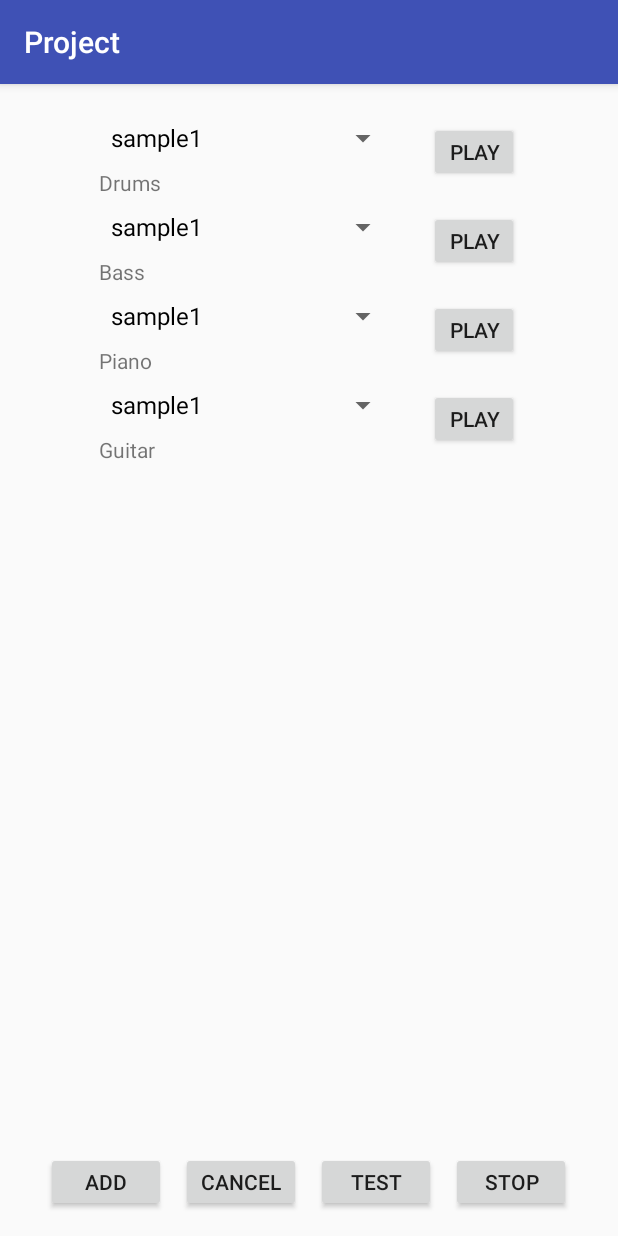
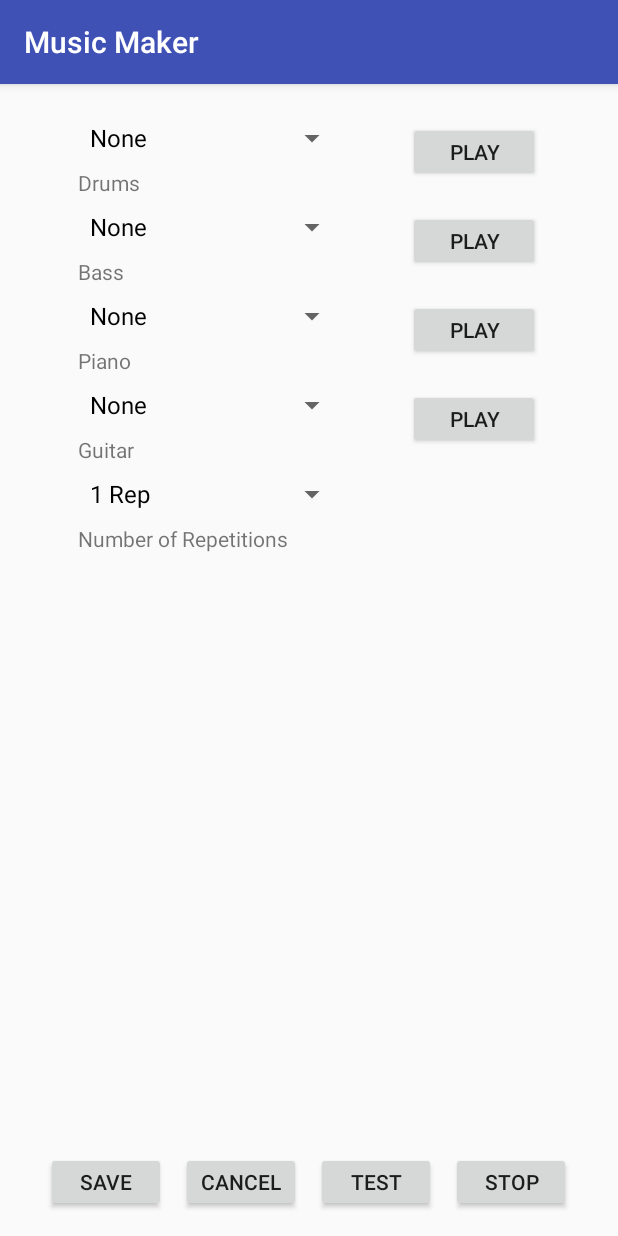
Before and after one commit to elcodyloco/cs246_MusicPlayer, an Android app: the Compose screen opened directly, with no data from a screen before it, on a phone screen of 412 x 824 dp. Run offline under Robolectric (Android 15) with nearby library versions, the light colour scheme and no system bars.

Commit message:
UI works for new set and edit set

```diff
--- a/app/src/main/java/com/marksinventions/project/Compose.java
+++ b/app/src/main/java/com/marksinventions/project/Compose.java
@@ -2,27 +2,37 @@
 
 package com.marksinventions.project;
 
-import android.app.Activity;
-import android.media.MediaPlayer;
+import android.content.Intent;
+import android.os.Bundle;
 import android.support.v7.app.AppCompatActivity;
-import android.os.Bundle;
 import android.view.View;
-import android.widget.LinearLayout;
-import android.widget.Spinner;
+import android.widget.AdapterView;
 import android.widget.ArrayAdapter;
 import android.widget.Button;
+import android.widget.Spinner;
 
-import java.util.List;
-import java.util.ArrayList;
+import static com.marksinventions.project.MainActivity.setsList;
 
 public class Compose extends AppCompatActivity {
+    final String ARRAY = "Array size: ";
 
+    boolean edit = false;
+    int currentSet; // holds int resource for the music files
+    int resDrums; // holds int resource for the selected music file
+    int resBass;
+    int resGuitar;
+    int resPiano;
+    int resReps;
+    int posDrums; // holds the selected int position of the spinner
+    int posBass;
+    int posGuitar;
+    int posPiano;
     Button bPlay;
-
     Spinner sGuitar;
     Spinner sBass;
     Spinner sDrums;
     Spinner sPiano;
+    Spinner sReps;
 
     @Override
     protected void onCreate(Bundle savedInstanceState) {
@@ -42,22 +52,196 @@ public class Compose extends AppCompatActivity {
         sBass = (Spinner) findViewById(R.id.bassSpinner);
         sDrums = (Spinner) findViewById(R.id.drumSpinner);
         sPiano = (Spinner) findViewById(R.id.pianoSpinner);
+        sReps = (Spinner) findViewById(R.id.repsSpinner);
 
         ArrayAdapter gAdapter = ArrayAdapter.createFromResource(this, R.array.spinner_guitar, android.R.layout.simple_spinner_dropdown_item);
         gAdapter.setDropDownViewResource(android.R.layout.simple_spinner_dropdown_item);
         sGuitar.setAdapter(gAdapter);
+        sGuitar.setOnItemSelectedListener(new AdapterView.OnItemSelectedListener() {
+
+            @Override
+            public void onItemSelected(AdapterView<?> parent, View view, int position, long id) {
+                switch (position) {
+                    case 0:
+                        resGuitar = -1;
+                        posGuitar = 0;
+                        break;
+                    case 1:
+                        resGuitar = R.raw.ambiant_b_maj;
+                        posGuitar = 1;
+                        break;
+                    case 2:
+                        resGuitar = R.raw.ambiant_e_maj;
+                        posGuitar = 2;
+                }
+
+            }
+
+            @Override
+            public void onNothingSelected(AdapterView<?> parent) {
+
+            }
+        });
 
         ArrayAdapter bAdapter = ArrayAdapter.createFromResource(this, R.array.spinner_bass, android.R.layout.simple_spinner_dropdown_item);
         gAdapter.setDropDownViewResource(android.R.layout.simple_spinner_dropdown_item);
         sBass.setAdapter(bAdapter);
+        sBass.setOnItemSelectedListener(new AdapterView.OnItemSelectedListener() {
+            @Override
+            public void onItemSelected(AdapterView<?> parent, View view, int position, long id) {
+                switch (position) {
+                    case 0:
+                        resBass = -1;
+                        posBass = 0;
+                        break;
+                    case 1:
+                        resBass = R.raw.bass_low_e_octaves;
+                        posBass = 1;
+                        break;
+                    case 2:
+                        resBass = R.raw.bass_high_e_4_4;
+                        posBass = 2;
+                        break;
+                }
+            }
+
+            @Override
+            public void onNothingSelected(AdapterView<?> parent) {
+
+            }
+        });
 
         ArrayAdapter dAdapter = ArrayAdapter.createFromResource(this, R.array.spinner_drums, android.R.layout.simple_spinner_dropdown_item);
         gAdapter.setDropDownViewResource(android.R.layout.simple_spinner_dropdown_item);
         sDrums.setAdapter(dAdapter);
+        sDrums.setOnItemSelectedListener(new AdapterView.OnItemSelectedListener() {
+            @Override
+            public void onItemSelected(AdapterView<?> parent, View view, int position, long id) {
+                switch (position) {
+                    case 0:
+                        resDrums = -1;
+                        posDrums = 0;
+                        break;
+                    case 1:
+                        resDrums = R.raw.drum_bongo_4_4_120;
+                        posDrums = 1;
+                        break;
+                    case 2:
+                        resDrums = R.raw.drum_standard_4_4_120;
+                        posDrums = 2;
+                        break;
+
+                }
+            }
+
+            @Override
+            public void onNothingSelected(AdapterView<?> parent) {
+
+            }
+        });
 
         ArrayAdapter pAdapter = ArrayAdapter.createFromResource(this, R.array.spinner_piano, android.R.layout.simple_spinner_dropdown_item);
         gAdapter.setDropDownViewResource(android.R.layout.simple_spinner_dropdown_item);
         sPiano.setAdapter(pAdapter);
+        sPiano.setOnItemSelectedListener(new AdapterView.OnItemSelectedListener() {
+            @Override
+            public void onItemSelected(AdapterView<?> parent, View view, int position, long id) {
+                switch (position) {
+                    case 0:
+                        resPiano = -1;
+                        posPiano = 0;
+                        break;
+                    case 1:
+                        resPiano = R.raw.piano_chords_e_maj;
+                        posPiano = 1;
+                        break;
+                    case 2:
+                        resPiano = R.raw.piano_synth_beat_e;
+                        posPiano = 2;
+                        break;
+                }
+            }
+
+            @Override
+            public void onNothingSelected(AdapterView<?> parent) {
+
+            }
+        });
+
+        ArrayAdapter rAdapter = ArrayAdapter.createFromResource(this, R.array.spinner_reps, android.R.layout.simple_spinner_dropdown_item);
+        rAdapter.setDropDownViewResource(android.R.layout.simple_spinner_dropdown_item);
+        sReps.setAdapter(rAdapter);
+        sReps.setOnItemSelectedListener(new AdapterView.OnItemSelectedListener() {
+            @Override
+            public void onItemSelected(AdapterView<?> parent, View view, int position, long id) {
+                resReps = position + 1;
+            }
+
+            @Override
+            public void onNothingSelected(AdapterView<?> parent) {
+
+            }
+        });
+
+        Intent intent = getIntent();
+        if (intent.getExtras() != null) { // check if this is an edit, not a new set
+            int currentSet = intent.getIntExtra("index", 0); // find the set to be edited
+            edit = intent.getBooleanExtra("index", true); // set edit to true so save() will not create a new set
+            Set tempSet = setsList.get(currentSet); // create a copy of the current set
+            sBass.setSelection(tempSet.getB_Pos());// set the spinners to the values from the current set
+            sDrums.setSelection(tempSet.getD_Pos());
+            sGuitar.setSelection(tempSet.getG_Pos());
+            sPiano.setSelection(tempSet.getP_Pos());
+            sReps.setSelection(tempSet.getReps() - 1);
+        }
+
+    }// end of onCreate
+
+    public void drums(View view) {
+    }
+
+    public void bass(View view) {
+    }
+
+    public void piano(View view) {
+    }
+
+    public void guitar(View view) {
+    }
+
+    public void save(View view) {
+        Set tempSet;
+        if (edit == false) { // new set. create set, add it to the arrayList and set it as the current set.
+            tempSet = new Set();
+            setsList.add(tempSet);
+            currentSet = setsList.size() - 1;
+        }
+        tempSet = MainActivity.setsList.get(currentSet); // create a copy of the current set
+
+        tempSet.setDrums(resDrums); // set all the values
+        tempSet.setD_pos(posDrums);
+        tempSet.setBass(resBass);
+        tempSet.setB_Pos(posBass);
+        tempSet.setGuitar(resGuitar);
+        tempSet.setG_Pos(posGuitar);
+        tempSet.setPiano(resPiano);
+        tempSet.setP_Pos(posPiano);
+        tempSet.setReps(resReps);
+
+        setsList.set(currentSet, tempSet); // replace the current set with tempSet
+
+        Intent intent = new Intent(this, MainActivity.class); // go back to main
+        intent.setFlags(Intent.FLAG_ACTIVITY_CLEAR_TOP);
+        startActivity(intent);
 
     }
+
+    public void cancel(View view) {
+    }
+
+    public void test(View view) {
+    }
+
+    public void stop(View view) {
+    }
 }
--- a/app/src/main/res/layout/activity_compose.xml
+++ b/app/src/main/res/layout/activity_compose.xml
@@ -21,7 +21,7 @@
             android:layout_height="wrap_content"
             android:orientation="vertical">
             <Spinner
-                android:layout_width="200dp"
+                android:layout_width="180dp"
                 android:layout_height="40dp"
                 android:id="@+id/drumSpinner" />
             <TextView
@@ -30,11 +30,12 @@
                 android:text="Drums"/>
         </LinearLayout>
         <Button
-            android:layout_width="60dp"
+            android:layout_width="wrap_content"
             android:layout_height="40dp"
             android:layout_marginLeft="20dp"
             android:text="Play"
-            android:id="@+id/playDrums" />
+            android:id="@+id/playDrums"
+            android:onClick="drums"/>
 
     </LinearLayout>
 
@@ -48,7 +49,7 @@
             android:layout_height="wrap_content"
             android:orientation="vertical">
             <Spinner
-                android:layout_width="200dp"
+                android:layout_width="180dp"
                 android:layout_height="40dp"
                 android:id="@+id/bassSpinner" />
             <TextView
@@ -57,11 +58,12 @@
                 android:text="Bass"/>
         </LinearLayout>
         <Button
-            android:layout_width="60dp"
+            android:layout_width="wrap_content"
             android:layout_height="40dp"
             android:layout_marginLeft="20dp"
             android:text="Play"
-            android:id="@+id/playBass" />
+            android:id="@+id/playBass"
+            android:onClick="bass"/>
 
     </LinearLayout>
 
@@ -75,7 +77,7 @@
             android:layout_height="wrap_content"
             android:orientation="vertical">
             <Spinner
-                android:layout_width="200dp"
+                android:layout_width="180dp"
                 android:layout_height="40dp"
                 android:id="@+id/pianoSpinner" />
             <TextView
@@ -84,11 +86,12 @@
                 android:text="Piano"/>
         </LinearLayout>
         <Button
-            android:layout_width="60dp"
+            android:layout_width="wrap_content"
             android:layout_height="40dp"
             android:layout_marginLeft="20dp"
             android:text="Play"
-            android:id="@+id/playPiano" />
+            android:id="@+id/playPiano"
+            android:onClick="piano"/>
 
     </LinearLayout>
 
@@ -102,7 +105,7 @@
             android:layout_height="wrap_content"
             android:orientation="vertical">
             <Spinner
-                android:layout_width="200dp"
+                android:layout_width="180dp"
                 android:layout_height="40dp"
                 android:id="@+id/guitarSpinner" />
             <TextView
@@ -111,14 +114,39 @@
                 android:text="Guitar"/>
         </LinearLayout>
         <Button
-            android:layout_width="60dp"
+            android:layout_width="wrap_content"
             android:layout_height="40dp"
             android:layout_marginLeft="20dp"
             android:text="Play"
-            android:id="@+id/playGuitar" />
+            android:id="@+id/playGuitar"
+            android:onClick="guitar"/>
 
     </LinearLayout>
+    <LinearLayout
+        android:layout_width="match_parent"
+        android:layout_height="wrap_content"
+        android:orientation="horizontal"
+        android:gravity="center">
+        <LinearLayout
+            android:layout_width="200dp"
+            android:layout_height="wrap_content"
+            android:orientation="vertical">
+            <Spinner
+                android:layout_width="180dp"
+                android:layout_height="40dp"
+                android:id="@+id/repsSpinner" />
+            <TextView
+                android:layout_width="200dp"
+                android:layout_height="wrap_content"
+                android:text="Number of Repetitions"/>
+        </LinearLayout>
+        <Button
+            android:layout_width="wrap_content"
+            android:layout_height="40dp"
+            android:layout_marginLeft="20dp"
+            android:visibility="invisible"/>
 
+    </LinearLayout>
     <LinearLayout
         android:layout_width="match_parent"
         android:layout_height="0dp"
@@ -135,8 +163,8 @@
             <Button
                 android:layout_width="80dp"
                 android:layout_height="40dp"
-                android:text="Add"
-                android:onClick="add"/>
+                android:text="Save"
+                android:onClick="save"/>
             <Button
                 android:layout_width="80dp"
                 android:layout_height="40dp"
--- a/app/src/main/res/values/strings.xml
+++ b/app/src/main/res/values/strings.xml
@@ -4,23 +4,40 @@
     <string name="playGuitar">PlayG</string>
 
     <string-array name="spinner_guitar">
-        <item>sample1</item>
-        <item>sample2</item>
+        <item>None</item>
+        <item>B Major</item>
+        <item>E Major</item>
     </string-array>
 
     <string-array name="spinner_drums">
-        <item>sample1</item>
-        <item>sample2</item>
+        <item>None</item>
+        <item>Bongo</item>
+        <item>Standard</item>
     </string-array>
 
     <string-array name="spinner_bass">
-        <item>sample1</item>
-        <item>sample2</item>
+        <item>None</item>
+        <item>Low</item>
+        <item>High</item>
     </string-array>
 
     <string-array name="spinner_piano">
-        <item>sample1</item>
-        <item>sample2</item>
+        <item>None</item>
+        <item>Cords</item>
+        <item>Synth Beat</item>
+    </string-array>
+
+    <string-array name="spinner_reps">
+        <item>1 Rep</item>
+        <item>2 Reps</item>
+        <item>3 Reps</item>
+        <item>4 Reps</item>
+        <item>5 Reps</item>
+        <item>6 Reps</item>
+        <item>7 Reps</item>
+        <item>8 Reps</item>
+        <item>9 Reps</item>
+        <item>10 Reps</item>
     </string-array>
 
 </resources>
```
Also changed, not shown: app/src/main/AndroidManifest.xml (+6 -3 lines), app/src/main/java/com/marksinventions/project/MainActivity.java (+25 -20 lines), app/src/main/java/com/marksinventions/project/Set.java (+78 -6 lines), 16 other files.
